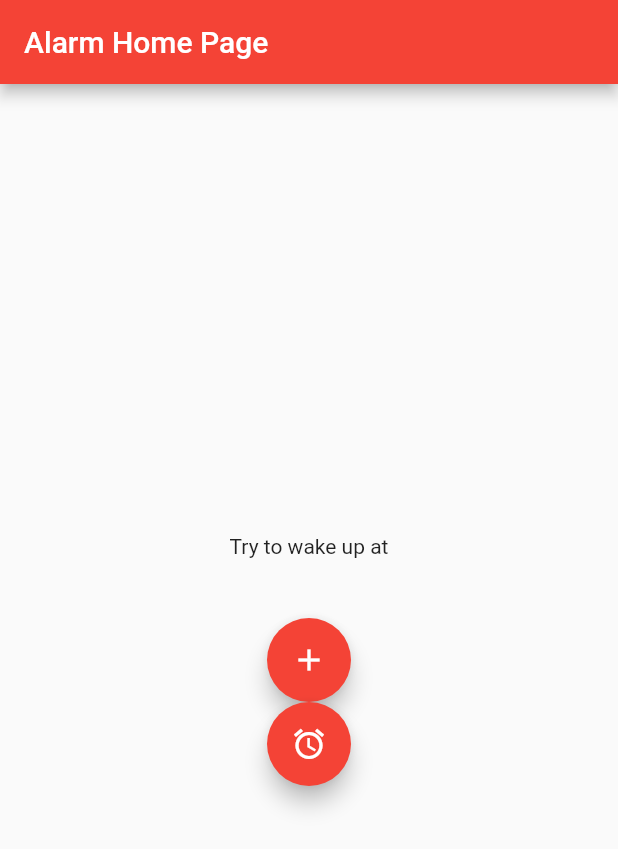
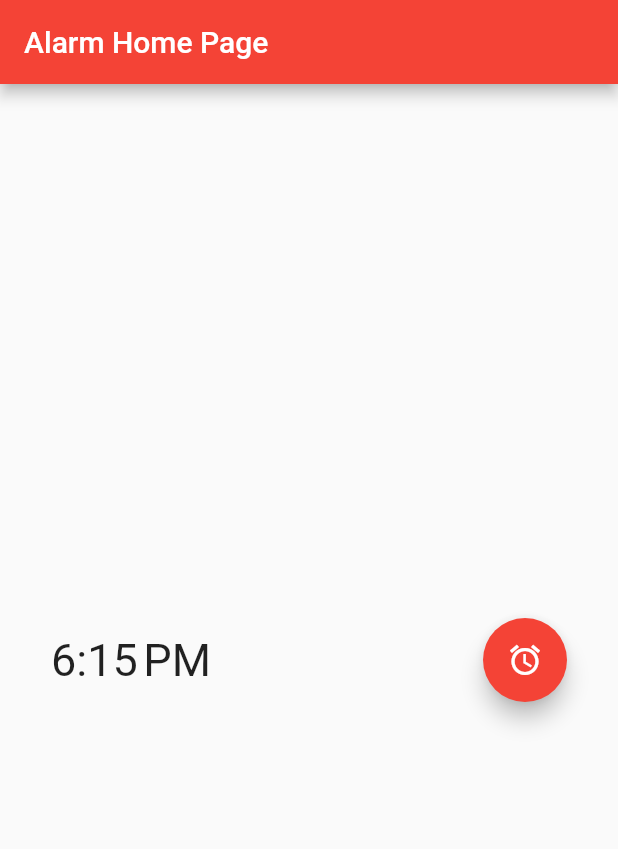
Before and after one commit to davidjwi/myalarmclock, a Flutter app: the screen it shows after launch, after a tap on the "alarm" icon, on a phone screen of 412 x 824 dp. Shown: the top 849 px of the screen. Run offline on Flutter 3.47's test engine with Material 2 defaults, Android fonts, the phone set to English and light mode, and no system bars; missing offline and left inert: alarmclock.

Commit message:
Changing layout

```diff
--- a/lib/main.dart
+++ b/lib/main.dart
@@ -21,6 +21,7 @@ class MyApp extends StatelessWidget {
 class MyHomePage extends StatefulWidget {
   MyHomePage({Key key, this.title}) : super(key: key);
 
+
   // This widget is the home page of your application. It is stateful, meaning
   // that it has a State object (defined below) that contains fields that affect
   // how it looks.
@@ -37,15 +38,25 @@ class MyHomePage extends StatefulWidget {
 }
 
 class _MyHomePageState extends State<MyHomePage> {
+
+  var _wakeupTime = new DateTime.now().add(new Duration(minutes:465));
   String _formattedTime = '';
-  void _newwakeuptime() {
+  int newHour = 0;
+  int newMinute = 0;
+
+  void _setAlarm() {
+    Alarmclock.setAlarm(skipui:true, hour:newHour, minute:newMinute);
+  }
+
+  void _getwakeuptimes() {
+    _formattedTime = new DateFormat('jm').format(_wakeupTime);
+    newHour = _wakeupTime.hour;
+    newMinute = _wakeupTime.minute;
+  }
+  void _updateClocks() {
     setState(() {
-      var _wakeupTime = new DateTime.now().add(new Duration(minutes:465));
-      _formattedTime = new DateFormat('jm').format(_wakeupTime);
+      _getwakeuptimes();
     });
-  }
-  void _setAlarm() {
-    Alarmclock.setAlarm(skipui:true, hour:13, minute:14);
   }
 
 
@@ -57,50 +68,48 @@ class _MyHomePageState extends State<MyHomePage> {
     // The Flutter framework has been optimized to make rerunning build methods
     // fast, so that you can just rebuild anything that needs updating rather
     // than having to individually change instances of widgets.
+
+    _getwakeuptimes();
+
     return new Scaffold(
         appBar: new AppBar(
-        // Here we take the value from the MyHomePage object that was created by
-        // the App.build method, and use it to set our appbar title.
         title: new Text(widget.title),
       ),
       body: new Center(
-        // Center is a layout widget. It takes a single child and positions it
-        // in the middle of the parent.
-        child: new Column(
-          // Column is also layout widget. It takes a list of children and
-          // arranges them vertically. By default, it sizes itself to fit its
-          // children horizontally, and tries to be as tall as its parent.
-          //
-          // Invoke "debug paint" (press "p" in the console where you ran
-          // "flutter run", or select "Toggle Debug Paint" from the Flutter tool
-          // window in IntelliJ) to see the wireframe for each widget.
-          //
-          // Column has various properties to control how it sizes itself and
-          // how it positions its children. Here we use mainAxisAlignment to
-          // center the children vertically; the main axis here is the vertical
-          // axis because Columns are vertical (the cross axis would be
-          // horizontal).
-          mainAxisAlignment: MainAxisAlignment.center,
-          children: <Widget>[
-            new Text(
-              'Try to wake up at',
+          child: new Container(
+              padding: const EdgeInsets.all(34.0),
+              alignment: Alignment.center,
+              child: new Row(
+                  mainAxisAlignment: MainAxisAlignment.spaceBetween,
+                  children: [
+                    Text(
+                        '$_formattedTime',
+                        style: new TextStyle(
+                            fontSize: 30.0,
                             ),
-            new Text(
-              '$_formattedTime',
-              style: Theme.of(context).textTheme.display1,
                         ),
-            new FloatingActionButton(
-                onPressed: _newwakeuptime,
-                tooltip: 'Wake up at',
-                child: new Icon(Icons.add),
-                ),
-            new FloatingActionButton(
+                    FloatingActionButton(
                         onPressed: _setAlarm,
                         child: new Icon(Icons.alarm),
                         ),
                   ],
                 ),
               ),
+         ),
       );
   }
 }
+//          children: <Widget>[
+//            new Text(
+//              'Try to wake up at $_formattedTime',
+//              style: Theme.of(context).textTheme.display1,
+//            ),
+//            new FloatingActionButton(
+//                onPressed: _updateClocks,
+//                tooltip: 'Wake up at',
+//                child: new Icon(Icons.add),
+//                ),
+//            new FloatingActionButton(
+//                onPressed: _setAlarm,
+//                child: new Icon(Icons.alarm),
+//                ),
```
Lines whose indentation alone changed are shown as unchanged.
